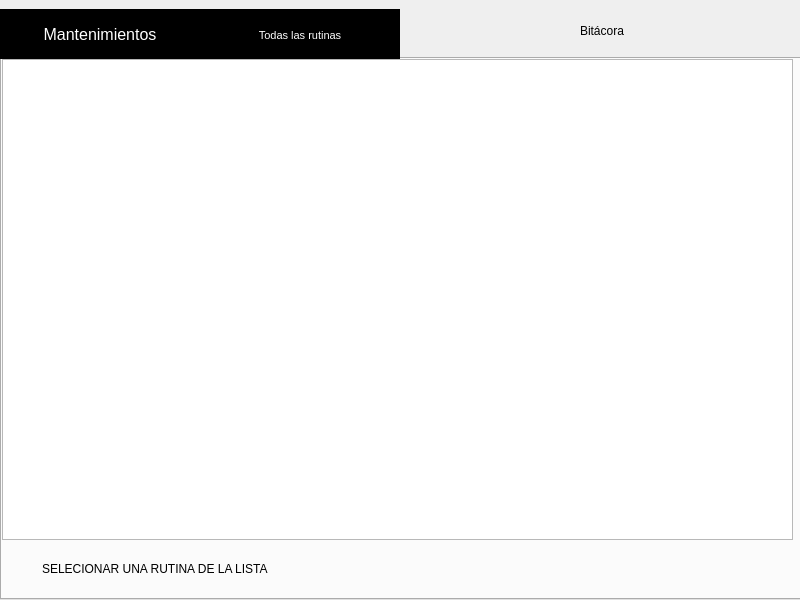
First picture: the form in asa_application/bitacora.ui, repository razulued/qt_application, before the edit.
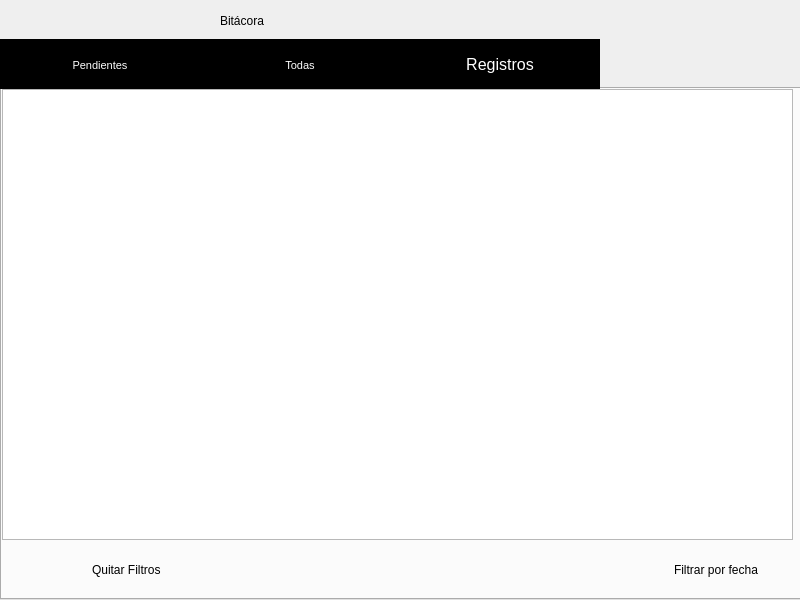
Second picture: the form after the edit. Icons and pictures are not drawn.

```diff
--- a/asa_application/bitacora.ui
+++ b/asa_application/bitacora.ui
@@ -31,8 +31,8 @@
   <widget class="QLabel" name="label">
    <property name="geometry">
     <rect>
-     <x>580</x>
-     <y>10</y>
+     <x>220</x>
+     <y>0</y>
      <width>181</width>
      <height>41</height>
     </rect>
@@ -45,9 +45,9 @@
    <property name="geometry">
     <rect>
      <x>0</x>
-     <y>9</y>
+     <y>39</y>
      <width>801</width>
-     <height>591</height>
+     <height>561</height>
     </rect>
    </property>
    <property name="styleSheet">
@@ -73,11 +73,11 @@
     <enum>QTabWidget::North</enum>
    </property>
    <property name="currentIndex">
-    <number>0</number>
+    <number>2</number>
    </property>
    <widget class="QWidget" name="tab">
     <attribute name="title">
-     <string>Mantenimientos</string>
+     <string>Pendientes</string>
     </attribute>
     <widget class="QTableWidget" name="tableWidget_2">
      <property name="geometry">
@@ -85,7 +85,7 @@
        <x>0</x>
        <y>0</y>
        <width>791</width>
-       <height>481</height>
+       <height>451</height>
       </rect>
      </property>
     </widget>
@@ -93,7 +93,7 @@
      <property name="geometry">
       <rect>
        <x>40</x>
-       <y>484</y>
+       <y>460</y>
        <width>291</width>
        <height>51</height>
       </rect>
@@ -194,7 +194,7 @@
    </widget>
    <widget class="QWidget" name="tab_2">
     <attribute name="title">
-     <string>Todas las rutinas</string>
+     <string>Todas</string>
     </attribute>
     <widget class="QTableWidget" name="tableWidget">
      <property name="geometry">
@@ -254,6 +254,149 @@
      </property>
      <property name="wordWrap">
       <bool>true</bool>
+     </property>
+    </widget>
+    <widget class="QPushButton" name="log_button">
+     <property name="geometry">
+      <rect>
+       <x>20</x>
+       <y>455</y>
+       <width>61</width>
+       <height>50</height>
+      </rect>
+     </property>
+     <property name="focusPolicy">
+      <enum>Qt::NoFocus</enum>
+     </property>
+     <property name="styleSheet">
+      <string notr="true">#log_button{ 
+background-image: url(:/iconos/screen800x600/iconos/Historial_small.png);
+background-color: transparent;
+border: none;
+background-repeat: none;
+background-position: center;
+}</string>
+     </property>
+     <property name="text">
+      <string/>
+     </property>
+    </widget>
+    <widget class="QLabel" name="label_4">
+     <property name="geometry">
+      <rect>
+       <x>70</x>
+       <y>448</y>
+       <width>191</width>
+       <height>61</height>
+      </rect>
+     </property>
+     <property name="text">
+      <string>Ver historial de eventos para la actividad seleccionada</string>
+     </property>
+     <property name="wordWrap">
+      <bool>true</bool>
+     </property>
+    </widget>
+    <zorder>tableWidget</zorder>
+    <zorder>key_Reschedule_2</zorder>
+    <zorder>label_3</zorder>
+    <zorder>label_4</zorder>
+    <zorder>log_button</zorder>
+   </widget>
+   <widget class="QWidget" name="tab_3">
+    <attribute name="title">
+     <string>Registros</string>
+    </attribute>
+    <widget class="QTableWidget" name="tableWidget_3">
+     <property name="geometry">
+      <rect>
+       <x>0</x>
+       <y>0</y>
+       <width>791</width>
+       <height>451</height>
+      </rect>
+     </property>
+    </widget>
+    <widget class="QPushButton" name="clear_filters">
+     <property name="geometry">
+      <rect>
+       <x>50</x>
+       <y>461</y>
+       <width>41</width>
+       <height>31</height>
+      </rect>
+     </property>
+     <property name="focusPolicy">
+      <enum>Qt::NoFocus</enum>
+     </property>
+     <property name="styleSheet">
+      <string notr="true">#clear_filters
+{
+background-image: url(:/iconos/screen800x600/iconos/Limpiar-filtro.png);
+background-position: center;
+background-repeat: none;
+border:none;
+/*background-color: black;
+color: rgb(0, 167, 250);
+border-style: solid;
+border-width: 2px;
+border-color: rgb(0, 167, 250);
+border-radius: 10;*/
+}</string>
+     </property>
+     <property name="text">
+      <string/>
+     </property>
+    </widget>
+    <widget class="QPushButton" name="filtro_fecha">
+     <property name="geometry">
+      <rect>
+       <x>630</x>
+       <y>457</y>
+       <width>41</width>
+       <height>41</height>
+      </rect>
+     </property>
+     <property name="focusPolicy">
+      <enum>Qt::NoFocus</enum>
+     </property>
+     <property name="styleSheet">
+      <string notr="true">#filtro_fecha
+{
+background-image: url(:/iconos/screen800x600/iconos/Calendario.png);
+background-position: center;
+background-repeat: none;
+border:none;
+}</string>
+     </property>
+     <property name="text">
+      <string/>
+     </property>
+    </widget>
+    <widget class="QLabel" name="label_quitar_filtros">
+     <property name="geometry">
+      <rect>
+       <x>90</x>
+       <y>470</y>
+       <width>111</width>
+       <height>21</height>
+      </rect>
+     </property>
+     <property name="text">
+      <string>Quitar Filtros</string>
+     </property>
+    </widget>
+    <widget class="QLabel" name="label_filtro_fecha">
+     <property name="geometry">
+      <rect>
+       <x>672</x>
+       <y>470</y>
+       <width>121</width>
+       <height>21</height>
+      </rect>
+     </property>
+     <property name="text">
+      <string>Filtrar por fecha</string>
      </property>
     </widget>
    </widget>
```
Left out of the diff: 14 changed lines with no effect on the pictures.
